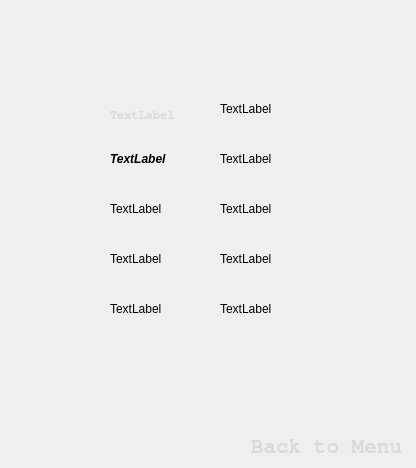
The window that Asteroids+Aliens/highscorewindow.ui (captaintino/project-destiny) describes before a commit, drawn with Qt 5.
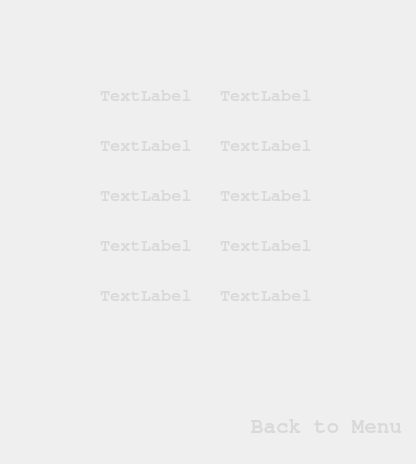
The same window after the commit. Icons and pictures are not drawn.

Commit message: Trying to update local repository.

```diff
--- a/Asteroids+Aliens/highscorewindow.ui
+++ b/Asteroids+Aliens/highscorewindow.ui
@@ -7,7 +7,7 @@
     <x>0</x>
     <y>0</y>
     <width>416</width>
-    <height>468</height>
+    <height>464</height>
    </rect>
   </property>
   <property name="windowTitle">
@@ -23,9 +23,9 @@
    <property name="geometry">
     <rect>
      <x>0</x>
-     <y>0</y>
+     <y>-20</y>
      <width>421</width>
-     <height>471</height>
+     <height>491</height>
     </rect>
    </property>
    <property name="autoFillBackground">
@@ -66,19 +66,25 @@
    <widget class="QLabel" name="lblUsername2">
     <property name="geometry">
      <rect>
-      <x>110</x>
+      <x>100</x>
       <y>150</y>
-      <width>66</width>
-      <height>17</height>
+      <width>101</width>
+      <height>31</height>
      </rect>
     </property>
     <property name="font">
      <font>
+      <family>FreeMono</family>
+      <pointsize>13</pointsize>
       <weight>75</weight>
-      <italic>true</italic>
+      <italic>false</italic>
       <bold>true</bold>
      </font>
     </property>
+    <property name="styleSheet">
+     <string notr="true">background-image:url(:/images/transparent.png);
+color:rgb(217, 217, 217);</string>
+    </property>
     <property name="text">
      <string>TextLabel</string>
     </property>
@@ -86,12 +92,25 @@
    <widget class="QLabel" name="lblUsername3">
     <property name="geometry">
      <rect>
-      <x>110</x>
+      <x>100</x>
       <y>200</y>
-      <width>66</width>
-      <height>17</height>
+      <width>101</width>
+      <height>31</height>
      </rect>
     </property>
+    <property name="font">
+     <font>
+      <family>FreeMono</family>
+      <pointsize>13</pointsize>
+      <weight>75</weight>
+      <italic>false</italic>
+      <bold>true</bold>
+     </font>
+    </property>
+    <property name="styleSheet">
+     <string notr="true">background-image:url(:/images/transparent.png);
+color:rgb(217, 217, 217);</string>
+    </property>
     <property name="text">
      <string>TextLabel</string>
     </property>
@@ -99,12 +118,24 @@
    <widget class="QLabel" name="lblUsername4">
     <property name="geometry">
      <rect>
-      <x>110</x>
+      <x>100</x>
       <y>250</y>
-      <width>66</width>
-      <height>17</height>
+      <width>101</width>
+      <height>31</height>
      </rect>
     </property>
+    <property name="font">
+     <font>
+      <family>FreeMono</family>
+      <pointsize>13</pointsize>
+      <weight>75</weight>
+      <bold>true</bold>
+     </font>
+    </property>
+    <property name="styleSheet">
+     <string notr="true">background-image:url(:/images/transparent.png);
+color:rgb(217, 217, 217);</string>
+    </property>
     <property name="text">
      <string>TextLabel</string>
     </property>
@@ -112,12 +143,25 @@
    <widget class="QLabel" name="lblUsername5">
     <property name="geometry">
      <rect>
-      <x>110</x>
+      <x>100</x>
       <y>300</y>
-      <width>66</width>
-      <height>17</height>
+      <width>101</width>
+      <height>31</height>
      </rect>
     </property>
+    <property name="font">
+     <font>
+      <family>FreeMono</family>
+      <pointsize>13</pointsize>
+      <weight>75</weight>
+      <italic>false</italic>
+      <bold>true</bold>
+     </font>
+    </property>
+    <property name="styleSheet">
+     <string notr="true">background-image:url(:/images/transparent.png);
+color:rgb(217, 217, 217);</string>
+    </property>
     <property name="text">
      <string>TextLabel</string>
     </property>
@@ -125,15 +169,16 @@
    <widget class="QLabel" name="lblUsername1">
     <property name="geometry">
      <rect>
-      <x>110</x>
+      <x>100</x>
       <y>100</y>
-      <width>80</width>
-      <height>30</height>
+      <width>101</width>
+      <height>31</height>
      </rect>
     </property>
     <property name="font">
      <font>
       <family>FreeMono</family>
+      <pointsize>13</pointsize>
       <weight>75</weight>
       <bold>true</bold>
      </font>
@@ -151,10 +196,22 @@
      <rect>
       <x>220</x>
       <y>100</y>
-      <width>66</width>
-      <height>17</height>
+      <width>101</width>
+      <height>31</height>
      </rect>
     </property>
+    <property name="font">
+     <font>
+      <family>FreeMono</family>
+      <pointsize>13</pointsize>
+      <weight>75</weight>
+      <bold>true</bold>
+     </font>
+    </property>
+    <property name="styleSheet">
+     <string notr="true">background-image:url(:/images/transparent.png);
+color:rgb(217, 217, 217);</string>
+    </property>
     <property name="text">
      <string>TextLabel</string>
     </property>
@@ -164,10 +221,22 @@
      <rect>
       <x>220</x>
       <y>150</y>
-      <width>66</width>
-      <height>17</height>
+      <width>101</width>
+      <height>31</height>
      </rect>
     </property>
+    <property name="font">
+     <font>
+      <family>FreeMono</family>
+      <pointsize>13</pointsize>
+      <weight>75</weight>
+      <bold>true</bold>
+     </font>
+    </property>
+    <property name="styleSheet">
+     <string notr="true">background-image:url(:/images/transparent.png);
+color:rgb(217, 217, 217);</string>
+    </property>
     <property name="text">
      <string>TextLabel</string>
     </property>
@@ -177,10 +246,23 @@
      <rect>
       <x>220</x>
       <y>200</y>
-      <width>66</width>
-      <height>17</height>
+      <width>101</width>
+      <height>31</height>
      </rect>
     </property>
+    <property name="font">
+     <font>
+      <family>FreeMono</family>
+      <pointsize>13</pointsize>
+      <weight>75</weight>
+      <italic>false</italic>
+      <bold>true</bold>
+     </font>
+    </property>
+    <property name="styleSheet">
+     <string notr="true">background-image:url(:/images/transparent.png);
+color:rgb(217, 217, 217);</string>
+    </property>
     <property name="text">
      <string>TextLabel</string>
     </property>
@@ -190,10 +272,22 @@
      <rect>
       <x>220</x>
       <y>250</y>
-      <width>66</width>
-      <height>17</height>
+      <width>101</width>
+      <height>31</height>
      </rect>
     </property>
+    <property name="font">
+     <font>
+      <family>FreeMono</family>
+      <pointsize>13</pointsize>
+      <weight>75</weight>
+      <bold>true</bold>
+     </font>
+    </property>
+    <property name="styleSheet">
+     <string notr="true">background-image:url(:/images/transparent.png);
+color:rgb(217, 217, 217);</string>
+    </property>
     <property name="text">
      <string>TextLabel</string>
     </property>
@@ -203,10 +297,22 @@
      <rect>
       <x>220</x>
       <y>300</y>
-      <width>66</width>
-      <height>17</height>
+      <width>101</width>
+      <height>31</height>
      </rect>
     </property>
+    <property name="font">
+     <font>
+      <family>FreeMono</family>
+      <pointsize>13</pointsize>
+      <weight>75</weight>
+      <bold>true</bold>
+     </font>
+    </property>
+    <property name="styleSheet">
+     <string notr="true">background-image:url(:/images/transparent.png);
+color:rgb(217, 217, 217);</string>
+    </property>
     <property name="text">
      <string>TextLabel</string>
     </property>
```
Left out of the diff: 3 changed lines with no effect on the pictures. The commit also changes 2 other files.
